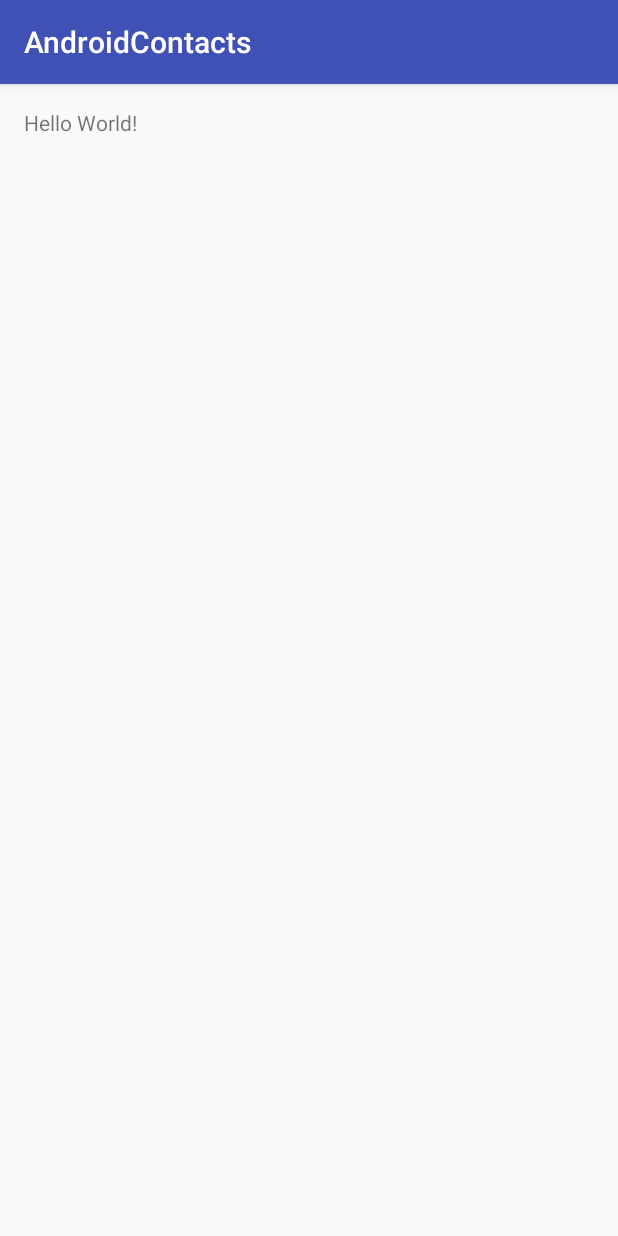
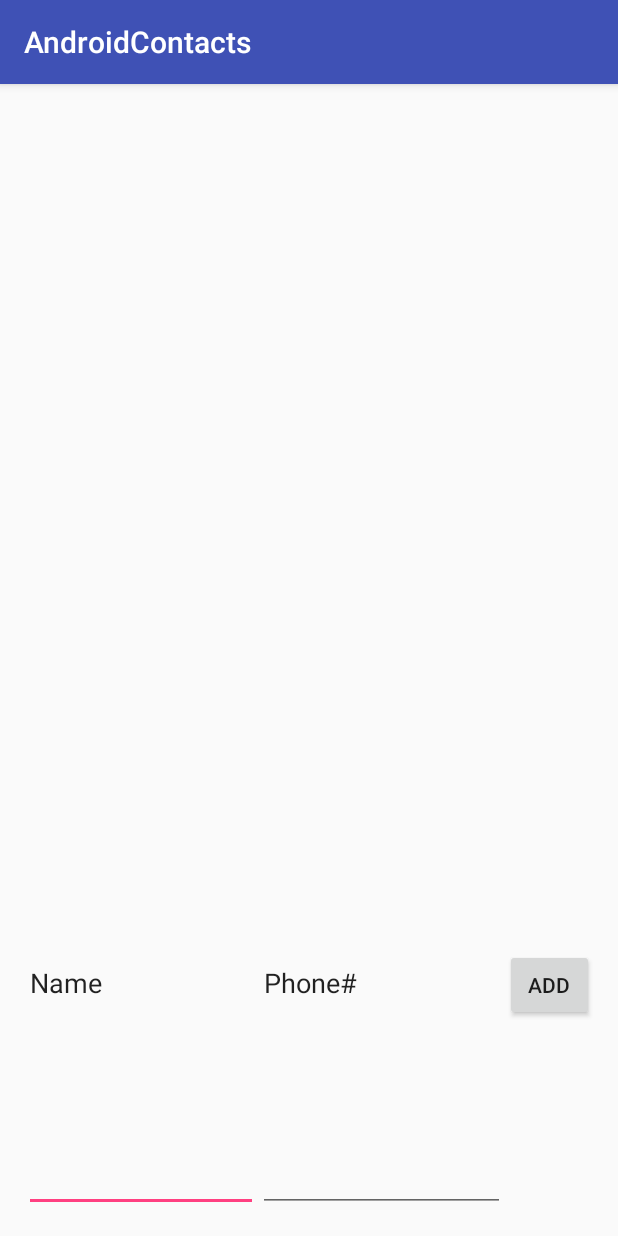
Before and after one commit to anviloctopus/contactsandroid, an Android app: the screen it shows after launch (MainActivity), on a phone screen of 412 x 824 dp. Run offline under Robolectric (Android 15) with nearby library versions, the phone set to English and light mode, and no system bars.

Commit message:
Finish project

```diff
--- a/app/src/main/java/com/theironyard/androidcontacts/MainActivity.java
+++ b/app/src/main/java/com/theironyard/androidcontacts/MainActivity.java
@@ -2,12 +2,55 @@ package com.theironyard.androidcontacts;
 
 import android.support.v7.app.AppCompatActivity;
 import android.os.Bundle;
+import android.view.View;
+import android.widget.AdapterView;
+import android.widget.ArrayAdapter;
+import android.widget.Button;
+import android.widget.EditText;
+import android.widget.ListView;
 
-public class MainActivity extends AppCompatActivity {
+
+
+public class MainActivity extends AppCompatActivity implements View.OnClickListener, AdapterView.OnItemLongClickListener {
+
+    ArrayAdapter<String> items;
+
+    ListView list;
+    Button addButton;
+    EditText text;
+
+
+
+
+
+        @Override
+        protected void onCreate(Bundle savedInstanceState) {
+        super.onCreate(savedInstanceState);
+        setContentView(R.layout.activity_main);
+
+
+        list = (ListView) findViewById(R.id.ListView);
+        text = (EditText) findViewById(R.id.editText);
+        addButton = (Button) findViewById(R.id.button);
+
+        items = new ArrayAdapter<String>(this, android.R.layout.simple_list_item_1);
+        list.setAdapter(items);
+
+        addButton.setOnClickListener(this);
+        list.setOnItemLongClickListener(this);
+
+    }
 
     @Override
-    protected void onCreate(Bundle savedInstanceState) {
-        super.onCreate(savedInstanceState);
-        setContentView(R.layout.activity_main);
+    public void onClick(View v) {
+        String item = text.getText().toString();
+        items.add(item);
+        text.setText("");
+
+    }
+
+    @Override
+    public boolean onItemLongClick(AdapterView<?> parent, View view, int position, long id) {
+        return false;
     }
 }
--- a/app/src/main/res/layout/activity_main.xml
+++ b/app/src/main/res/layout/activity_main.xml
@@ -10,8 +10,47 @@
     android:paddingTop="@dimen/activity_vertical_margin"
     tools:context="com.theironyard.androidcontacts.MainActivity">
 
-    <TextView
-        android:layout_width="wrap_content"
+    <LinearLayout
+        android:orientation="horizontal"
+        android:layout_width="match_parent"
+        android:layout_height="match_parent"
+        android:layout_marginTop="431dp"
+        android:layout_alignParentTop="true"
+        android:layout_alignParentLeft="true"
+        android:layout_alignParentStart="true">
+
+        <EditText
+            android:layout_width="0dp"
+            android:layout_height="match_parent"
+            android:inputType="textPersonName"
+            android:text="Name"
+            android:ems="10"
+            android:id="@+id/editText2"
+            android:layout_weight="0.95" />
+
+        <EditText
+            android:layout_width="0dp"
+            android:layout_height="match_parent"
+            android:inputType="textPersonName"
+            android:text="Phone#"
+            android:ems="10"
+            android:id="@+id/editText"
+            android:layout_weight="1" />
+
+        <Button
+            android:text="ADD"
+            android:layout_width="59dp"
+            android:layout_height="wrap_content"
+            android:id="@+id/button" />
+    </LinearLayout>
+
+    <ListView
+        android:layout_width="match_parent"
         android:layout_height="wrap_content"
-        android:text="Hello World!" />
+        android:id="@+id/ListView"
+        android:layout_alignParentBottom="true"
+        android:layout_alignParentLeft="true"
+        android:layout_alignParentStart="true"
+        android:layout_marginBottom="187dp" />
+
 </RelativeLayout>
```
